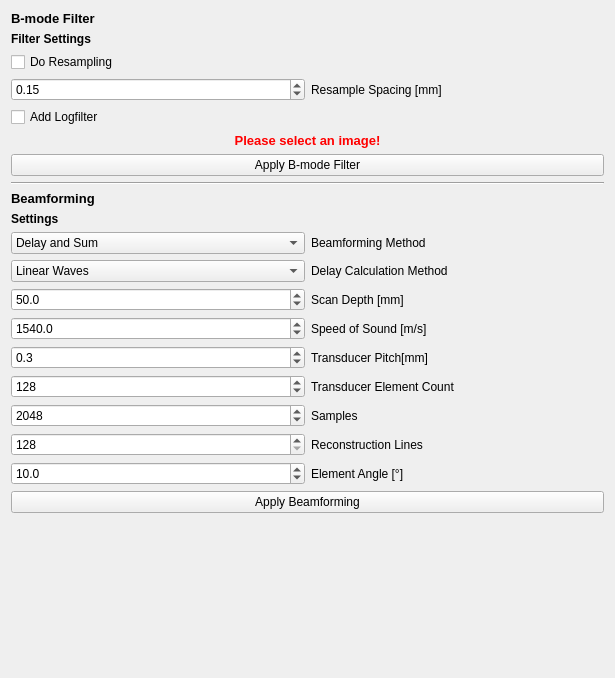
Qt form Plugins/org.mitk.gui.qt.photoacoustics.imageprocessing/src/internal/PAImageProcessingControls.ui (MITK/MITK) before a commit.
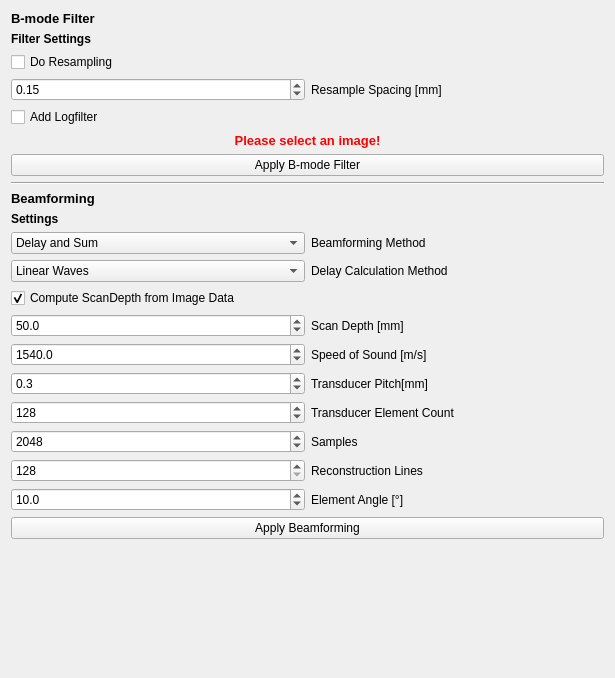
The same form after that commit.

Commit message: T22228 -multithreaded both DAS and DMAS beamforming -added option to use the image spacing as record time for beamforming

The edit to the form file:
```diff
--- a/Plugins/org.mitk.gui.qt.photoacoustics.imageprocessing/src/internal/PAImageProcessingControls.ui
+++ b/Plugins/org.mitk.gui.qt.photoacoustics.imageprocessing/src/internal/PAImageProcessingControls.ui
@@ -130,21 +130,21 @@
        </item>
        <item>
         <layout class="QGridLayout" name="gridLayout">
-         <item row="4" column="1">
+         <item row="5" column="1">
           <widget class="QLabel" name="label_2">
            <property name="text">
             <string>Speed of Sound [m/s]</string>
            </property>
           </widget>
          </item>
-         <item row="3" column="1">
+         <item row="4" column="1">
           <widget class="QLabel" name="label">
            <property name="text">
             <string>Scan Depth [mm]</string>
            </property>
           </widget>
          </item>
-         <item row="5" column="0">
+         <item row="6" column="0">
           <widget class="QDoubleSpinBox" name="Pitch">
            <property name="decimals">
             <number>1</number>
@@ -163,7 +163,7 @@
            </property>
           </widget>
          </item>
-         <item row="4" column="0">
+         <item row="5" column="0">
           <widget class="QDoubleSpinBox" name="SpeedOfSound">
            <property name="decimals">
             <number>1</number>
@@ -189,14 +189,14 @@
            </property>
           </widget>
          </item>
-         <item row="6" column="1">
+         <item row="7" column="1">
           <widget class="QLabel" name="label_5">
            <property name="text">
             <string>Transducer Element Count</string>
            </property>
           </widget>
          </item>
-         <item row="3" column="0">
+         <item row="4" column="0">
           <widget class="QDoubleSpinBox" name="ScanDepth">
            <property name="decimals">
             <number>1</number>
@@ -223,14 +223,14 @@
            </item>
           </widget>
          </item>
-         <item row="5" column="1">
+         <item row="6" column="1">
           <widget class="QLabel" name="label_3">
            <property name="text">
             <string>Transducer Pitch[mm]</string>
            </property>
           </widget>
          </item>
-         <item row="6" column="0">
+         <item row="7" column="0">
           <widget class="QSpinBox" name="ElementCount">
            <property name="minimum">
             <number>1</number>
@@ -246,7 +246,7 @@
            </property>
           </widget>
          </item>
-         <item row="7" column="0">
+         <item row="8" column="0">
           <widget class="QSpinBox" name="Samples">
            <property name="minimum">
             <number>256</number>
@@ -262,7 +262,7 @@
            </property>
           </widget>
          </item>
-         <item row="8" column="0">
+         <item row="9" column="0">
           <widget class="QSpinBox" name="Lines">
            <property name="minimum">
             <number>128</number>
@@ -278,14 +278,14 @@
            </property>
           </widget>
          </item>
-         <item row="7" column="1">
+         <item row="8" column="1">
           <widget class="QLabel" name="label_6">
            <property name="text">
             <string>Samples</string>
            </property>
           </widget>
          </item>
-         <item row="8" column="1">
+         <item row="9" column="1">
           <widget class="QLabel" name="label_7">
            <property name="text">
             <string>Reconstruction Lines</string>
@@ -318,7 +318,7 @@
            </property>
           </widget>
          </item>
-         <item row="9" column="0">
+         <item row="10" column="0">
           <widget class="QDoubleSpinBox" name="Angle">
            <property name="decimals">
             <number>1</number>
@@ -331,13 +331,23 @@
            </property>
           </widget>
          </item>
-         <item row="9" column="1">
+         <item row="10" column="1">
           <widget class="QLabel" name="label_9">
            <property name="text">
             <string>Element Angle [°]</string>
            </property>
           </widget>
          </item>
+         <item row="3" column="0">
+          <widget class="QCheckBox" name="UseImageSpacing">
+           <property name="text">
+            <string>Compute ScanDepth from Image Data</string>
+           </property>
+           <property name="checked">
+            <bool>true</bool>
+           </property>
+          </widget>
+         </item>
         </layout>
        </item>
        <item>
```
The commit also changes 6 other files.
